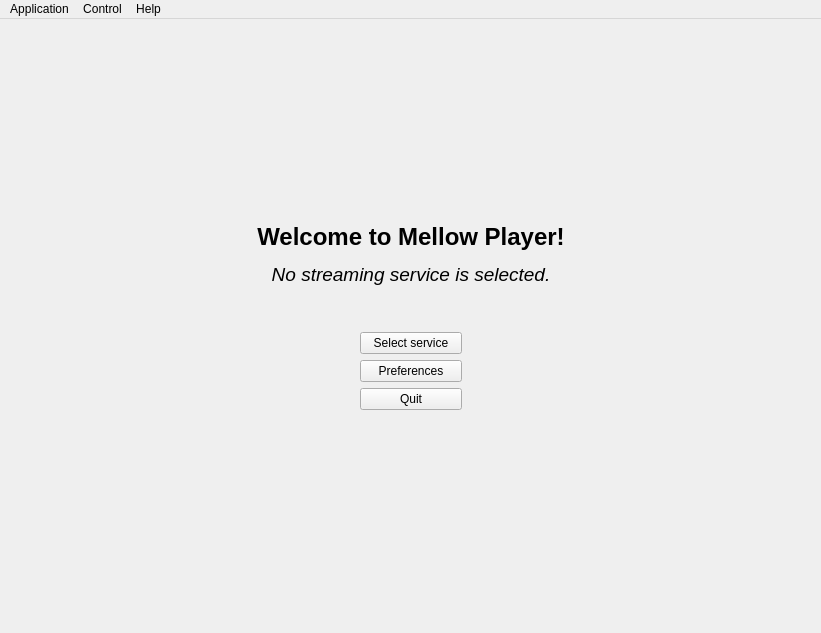
Qt form forms/main_window.ui (ColinDuquesnoy/MellowPlayer) before a commit.
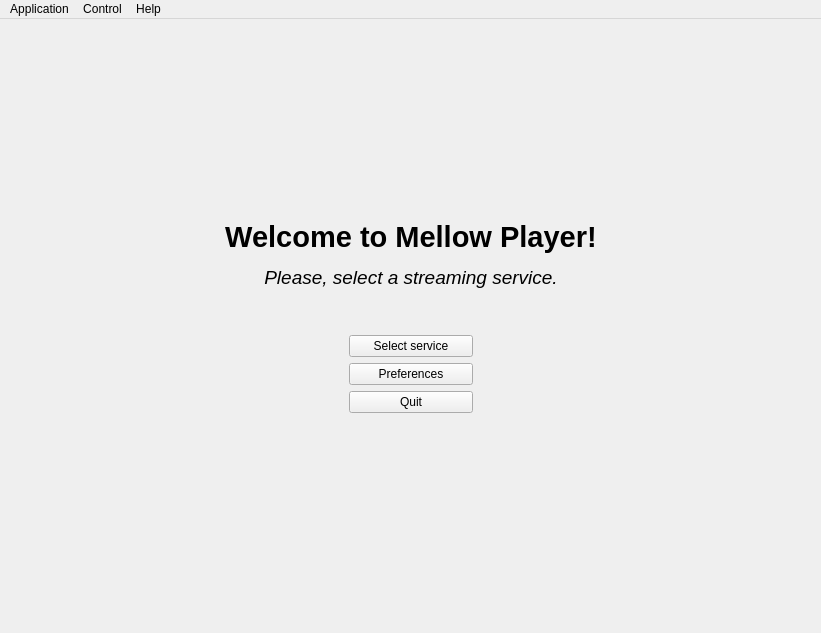
The same form after that commit. Icons and pictures are not drawn. Custom widgets are drawn as their Qt base class.

The edit to the form file:
```diff
--- a/forms/main_window.ui
+++ b/forms/main_window.ui
@@ -61,7 +61,7 @@
         <item row="1" column="1">
          <widget class="QLabel" name="label">
           <property name="text">
-           <string>&lt;html&gt;&lt;head/&gt;&lt;body&gt;&lt;p align=&quot;center&quot;&gt;&lt;span style=&quot; font-size:18pt; font-weight:600;&quot;&gt;Welcome to Mellow Player!&lt;/span&gt;&lt;/p&gt;&lt;p align=&quot;center&quot;&gt;&lt;span style=&quot; font-size:14pt; font-style:italic;&quot;&gt;No streaming service is selected.&lt;/span&gt;&lt;/p&gt;&lt;p align=&quot;center&quot;&gt;&lt;br/&gt;&lt;/p&gt;&lt;/body&gt;&lt;/html&gt;</string>
+           <string>&lt;html&gt;&lt;head/&gt;&lt;body&gt;&lt;p align=&quot;center&quot;&gt;&lt;img src=&quot;:/MellowPlayer.png&quot;/&gt;&lt;/p&gt;&lt;p align=&quot;center&quot;&gt;&lt;span style=&quot; font-size:22pt; font-weight:600;&quot;&gt;Welcome to Mellow Player!&lt;/span&gt;&lt;/p&gt;&lt;p align=&quot;center&quot;&gt;&lt;span style=&quot; font-size:14pt; font-style:italic;&quot;&gt;Please, select a streaming service.&lt;/span&gt;&lt;/p&gt;&lt;p align=&quot;center&quot;&gt;&lt;br/&gt;&lt;/p&gt;&lt;/body&gt;&lt;/html&gt;</string>
           </property>
          </widget>
         </item>
```
Left out of the diff: 62 changed lines with no effect on the pictures.
